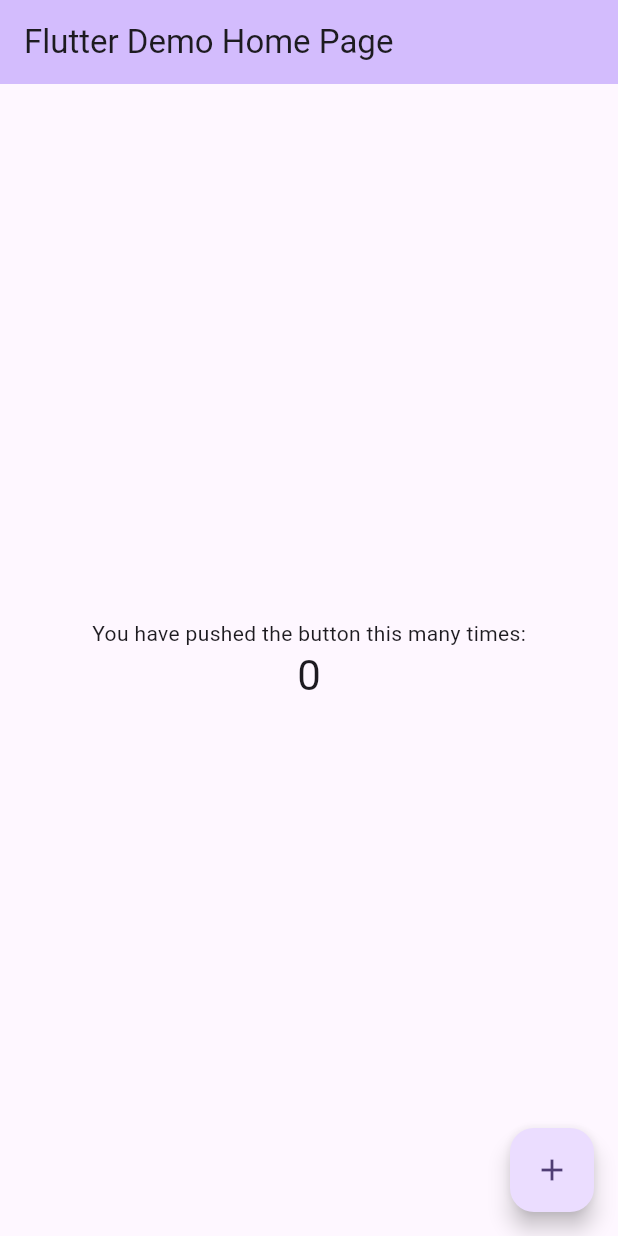
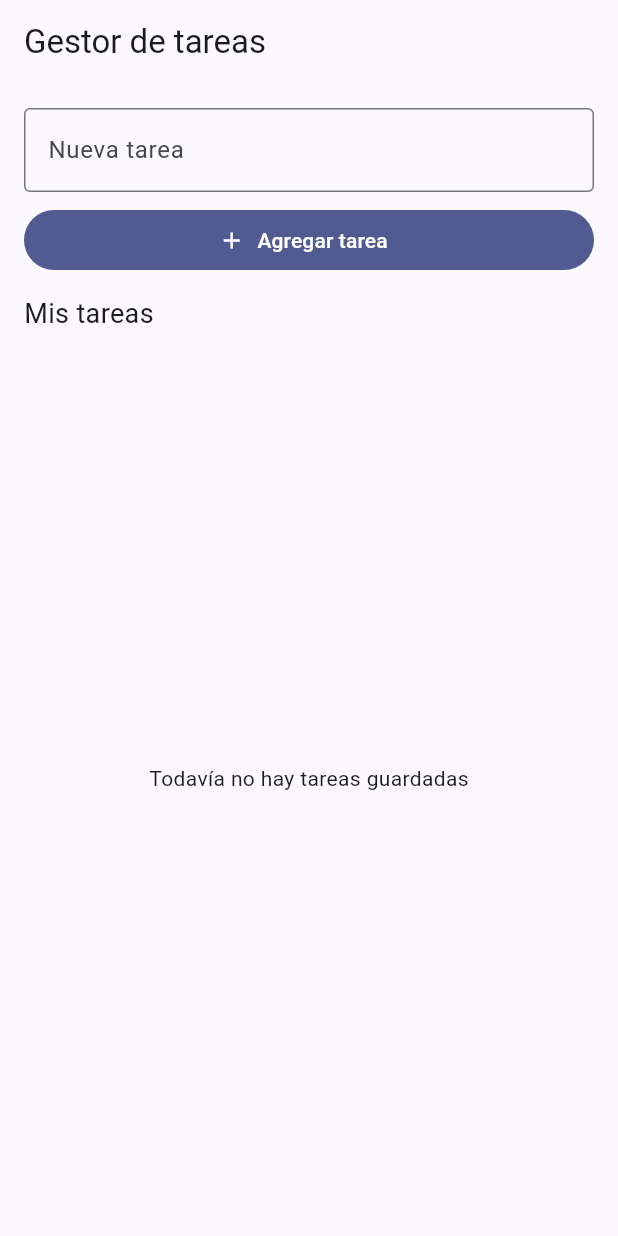
Before and after one commit to chrisorJR09/gestor_tareas_local, a Flutter app: the screen it shows after launch, on a phone screen of 412 x 824 dp. Run offline on Flutter 3.47's test engine with Material 3 defaults, Android fonts, the phone set to English and light mode, and no system bars; our stand-ins replace drift, drift_flutter; accounts and stored records are empty; generated files the repository leaves out were written again.

Commit message:
Se agregan carpeta lib con sus respectivos directorios y archivos y se modifica el widget_test

```diff
--- /dev/null
+++ b/lib/data/app_database.dart
@@ -0,0 +1,53 @@
+import 'package:drift/drift.dart';
+import 'package:drift_flutter/drift_flutter.dart';
+
+part 'app_database.g.dart';
+
+// DataClassName evita choque con tu modelo lib/models/tarea.dart
+@DataClassName('TareaRow')
+class Tareas extends Table {
+  IntColumn get id => integer().autoIncrement()();
+  TextColumn get titulo => text().withLength(min: 1, max: 200)();
+  BoolColumn get completada => boolean().withDefault(const Constant(false))();
+}
+
+@DriftDatabase(tables: [Tareas])
+class AppDatabase extends _$AppDatabase {
+  // El parámetro opcional permite inyectar una BD en memoria para pruebas
+  AppDatabase([QueryExecutor? executor]) : super(executor ?? _abrir());
+
+  @override
+  int get schemaVersion => 1;
+
+  static QueryExecutor _abrir() => driftDatabase(
+        name: 'gestor_tareas',
+        web: DriftWebOptions(
+          sqlite3Wasm: Uri.parse('sqlite3.wasm'),
+          driftWorker: Uri.parse('drift_worker.js'),
+        ),
+      );
+
+  // Consulta reactiva: la UI se actualiza sola tras cada escritura
+  Stream<List<TareaRow>> observarTareas() =>
+      (select(tareas)..orderBy([(t) => OrderingTerm.asc(t.id)])).watch();
+
+  Future<int> agregar(String titulo) {
+    final limpio = titulo.trim();
+    if (limpio.isEmpty) throw ArgumentError('El título no puede estar vacío');
+    return into(tareas).insert(TareasCompanion.insert(titulo: limpio));
+  }
+
+  Future<int> editarTitulo(int id, String titulo) {
+    final limpio = titulo.trim();
+    if (limpio.isEmpty) throw ArgumentError('El título no puede estar vacío');
+    return (update(tareas)..where((t) => t.id.equals(id)))
+        .write(TareasCompanion(titulo: Value(limpio)));
+  }
+
+  Future<int> cambiarEstado(int id, bool completada) =>
+      (update(tareas)..where((t) => t.id.equals(id)))
+          .write(TareasCompanion(completada: Value(completada)));
+
+  Future<int> eliminar(int id) =>
+      (delete(tareas)..where((t) => t.id.equals(id))).go();
+}
--- a/lib/main.dart
+++ b/lib/main.dart
@@ -1,122 +1,25 @@
 import 'package:flutter/material.dart';
+import 'screens/tareas_page.dart';
 
 void main() {
-  runApp(const MyApp());
+  runApp(const GestorTareasApp());
 }
 
-class MyApp extends StatelessWidget {
-  const MyApp({super.key});
+/// Punto de entrada de la aplicación.
+/// La configuración del almacenamiento se agregará como parte de la tarea.
+class GestorTareasApp extends StatelessWidget {
+  const GestorTareasApp({super.key});
 
-  // This widget is the root of your application.
   @override
   Widget build(BuildContext context) {
     return MaterialApp(
-      title: 'Flutter Demo',
+      title: 'Gestor de tareas',
+      debugShowCheckedModeBanner: false,
       theme: ThemeData(
-        // This is the theme of your application.
-        //
-        // TRY THIS: Try running your application with "flutter run". You'll see
-        // the application has a purple toolbar. Then, without quitting the app,
-        // try changing the seedColor in the colorScheme below to Colors.green
-        // and then invoke "hot reload" (save your changes or press the "hot
-        // reload" button in a Flutter-supported IDE, or press "r" if you used
-        // the command line to start the app).
-        //
-        // Notice that the counter didn't reset back to zero; the application
-        // state is not lost during the reload. To reset the state, use hot
-        // restart instead.
-        //
-        // This works for code too, not just values: Most code changes can be
-        // tested with just a hot reload.
-        colorScheme: .fromSeed(seedColor: Colors.deepPurple),
+        colorScheme: ColorScheme.fromSeed(seedColor: Colors.indigo),
+        useMaterial3: true,
       ),
-      home: const MyHomePage(title: 'Flutter Demo Home Page'),
+      home: const TareasPage(),
     );
   }
 }
-
-class MyHomePage extends StatefulWidget {
-  const MyHomePage({super.key, required this.title});
-
-  // This widget is the home page of your application. It is stateful, meaning
-  // that it has a State object (defined below) that contains fields that affect
-  // how it looks.
-
-  // This class is the configuration for the state. It holds the values (in this
-  // case the title) provided by the parent (in this case the App widget) and
-  // used by the build method of the State. Fields in a Widget subclass are
-  // always marked "final".
-
-  final String title;
-
-  @override
-  State<MyHomePage> createState() => _MyHomePageState();
-}
-
-class _MyHomePageState extends State<MyHomePage> {
-  int _counter = 0;
-
-  void _incrementCounter() {
-    setState(() {
-      // This call to setState tells the Flutter framework that something has
-      // changed in this State, which causes it to rerun the build method below
-      // so that the display can reflect the updated values. If we changed
-      // _counter without calling setState(), then the build method would not be
-      // called again, and so nothing would appear to happen.
-      _counter++;
-    });
-  }
-
-  @override
-  Widget build(BuildContext context) {
-    // This method is rerun every time setState is called, for instance as done
-    // by the _incrementCounter method above.
-    //
-    // The Flutter framework has been optimized to make rerunning build methods
-    // fast, so that you can just rebuild anything that needs updating rather
-    // than having to individually change instances of widgets.
-    return Scaffold(
-      appBar: AppBar(
-        // TRY THIS: Try changing the color here to a specific color (to
-        // Colors.amber, perhaps?) and trigger a hot reload to see the AppBar
-        // change color while the other colors stay the same.
-        backgroundColor: Theme.of(context).colorScheme.inversePrimary,
-        // Here we take the value from the MyHomePage object that was created by
-        // the App.build method, and use it to set our appbar title.
-        title: Text(widget.title),
-      ),
-      body: Center(
-        // Center is a layout widget. It takes a single child and positions it
-        // in the middle of the parent.
-        child: Column(
-          // Column is also a layout widget. It takes a list of children and
-          // arranges them vertically. By default, it sizes itself to fit its
-          // children horizontally, and tries to be as tall as its parent.
-          //
-          // Column has various properties to control how it sizes itself and
-          // how it positions its children. Here we use mainAxisAlignment to
-          // center the children vertically; the main axis here is the vertical
-          // axis because Columns are vertical (the cross axis would be
-          // horizontal).
-          //
-          // TRY THIS: Invoke "debug painting" (choose the "Toggle Debug Paint"
-          // action in the IDE, or press "p" in the console), to see the
-          // wireframe for each widget.
-          mainAxisAlignment: .center,
-          children: [
-            const Text('You have pushed the button this many times:'),
-            Text(
-              '$_counter',
-              style: Theme.of(context).textTheme.headlineMedium,
-            ),
-          ],
-        ),
-      ),
-      floatingActionButton: FloatingActionButton(
-        onPressed: _incrementCounter,
-        tooltip: 'Increment',
-        child: const Icon(Icons.add),
-      ),
-    );
-  }
-}
--- /dev/null
+++ b/lib/models/tarea.dart
@@ -0,0 +1,13 @@
+/// Modelo inicial de tarea. No contiene código de SQLite.
+/// Investiga cómo representar estos campos en una tabla persistente.
+class Tarea {
+  final int id;
+  final String titulo;
+  final bool completada;
+
+  const Tarea({
+    required this.id,
+    required this.titulo,
+    required this.completada,
+  });
+}
--- /dev/null
+++ b/lib/screens/tareas_page.dart
@@ -0,0 +1,121 @@
+import 'package:flutter/material.dart';
+import '../models/tarea.dart';
+
+// Pantalla base SIN persistencia ni operaciones CRUD implementadas.
+// Conserva las indicaciones TODO para orientar tu trabajo.
+class TareasPage extends StatefulWidget {
+  const TareasPage({super.key});
+
+  @override
+  State<TareasPage> createState() => _TareasPageState();
+}
+
+class _TareasPageState extends State<TareasPage> {
+  final TextEditingController _tituloController = TextEditingController();
+
+  List<Tarea> _tareas = [];
+
+  @override
+  void initState() {
+    super.initState();
+
+  }
+
+  void _agregarTarea() {
+    _pendiente('Implementar registro de tarea');
+  }
+
+  void _alternarCompletada(Tarea tarea, bool completada) {
+    _pendiente('Implementar actualización de tarea');
+  }
+
+  void _editarTarea(Tarea tarea) {
+    _pendiente('Implementar edición de título');
+  }
+
+  void _eliminarTarea(Tarea tarea) {
+    _pendiente('Implementar eliminación de tarea');
+  }
+
+  void _pendiente(String mensaje) {
+    ScaffoldMessenger.of(context).showSnackBar(
+      SnackBar(content: Text(mensaje)),
+    );
+  }
+
+  @override
+  void dispose() {
+    _tituloController.dispose();
+    super.dispose();
+  }
+
+  @override
+  Widget build(BuildContext context) {
+    return Scaffold(
+      appBar: AppBar(title: const Text('Gestor de tareas')),
+      body: Padding(
+        padding: const EdgeInsets.all(16),
+        child: Column(
+          crossAxisAlignment: CrossAxisAlignment.stretch,
+          children: [
+            TextField(
+              controller: _tituloController,
+              decoration: const InputDecoration(
+                labelText: 'Nueva tarea',
+                border: OutlineInputBorder(),
+              ),
+            ),
+            const SizedBox(height: 8),
+            FilledButton.icon(
+              onPressed: _agregarTarea,
+              icon: const Icon(Icons.add),
+              label: const Text('Agregar tarea'),
+            ),
+            const SizedBox(height: 12),
+            const Text('Mis tareas', style: TextStyle(fontSize: 18)),
+            const SizedBox(height: 8),
+            Expanded(
+              child: _tareas.isEmpty
+                  ? const Center(child: Text('Todavía no hay tareas guardadas'))
+                  : ListView.builder(
+                      itemCount: _tareas.length,
+                      itemBuilder: (context, index) {
+                        final tarea = _tareas[index];
+                        return Card(
+                          child: ListTile(
+                            leading: Checkbox(
+                              value: tarea.completada,
+                              onChanged: (valor) {
+                                if (valor != null) {
+                                  _alternarCompletada(tarea, valor);
+                                }
+                              },
+                            ),
+                            title: Text(tarea.titulo),
+                            subtitle: Text('ID: ${tarea.id}'),
+                            trailing: Row(
+                              mainAxisSize: MainAxisSize.min,
+                              children: [
+                                IconButton(
+                                  tooltip: 'Editar',
+                                  icon: const Icon(Icons.edit),
+                                  onPressed: () => _editarTarea(tarea),
+                                ),
+                                IconButton(
+                                  tooltip: 'Eliminar',
+                                  icon: const Icon(Icons.delete_outline),
+                                  onPressed: () => _eliminarTarea(tarea),
+                                ),
+                              ],
+                            ),
+                          ),
+                        );
+                      },
+                    ),
+            ),
+          ],
+        ),
+      ),
+    );
+  }
+}
--- a/pubspec.yaml
+++ b/pubspec.yaml
@@ -34,6 +34,8 @@ dependencies:
   # The following adds the Cupertino Icons font to your application.
   # Use with the CupertinoIcons class for iOS style icons.
   cupertino_icons: ^1.0.8
+  drift: ^2.35.4
+  drift_flutter: ^0.3.1
 
 dev_dependencies:
   flutter_test:
@@ -45,6 +47,8 @@ dev_dependencies:
   # package. See that file for information about deactivating specific lint
   # rules and activating additional ones.
   flutter_lints: ^6.0.0
+  drift_dev: ^2.35.3
+  build_runner: ^2.17.1
 
 # For information on the generic Dart part of this file, see the
 # following page: https://dart.dev/tools/pub/pubspec
```
Also changed, not shown: lib/data/app_database.g.dart (added), pubspec.lock, 3 other files.
